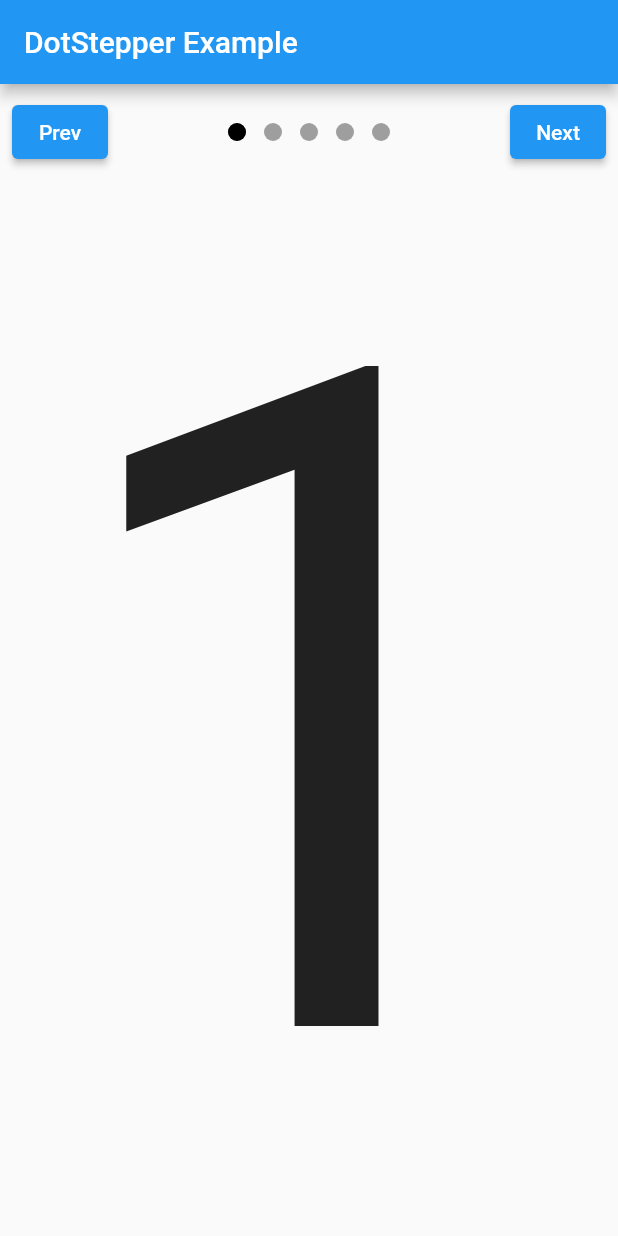
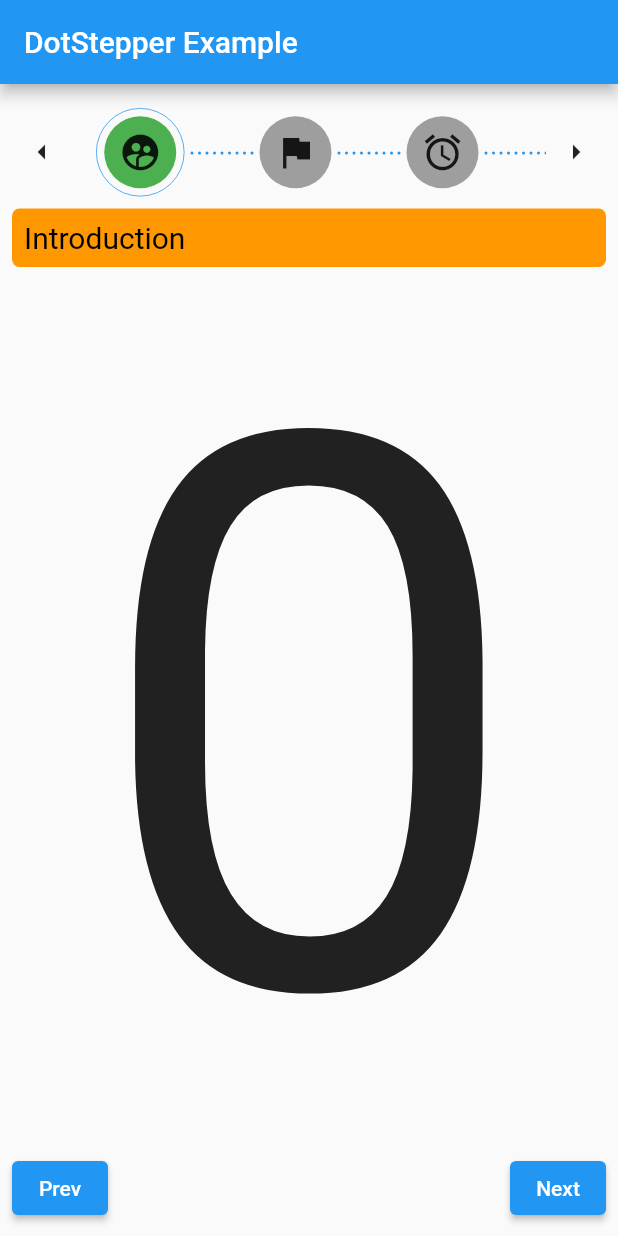
Before and after one commit to imujtaba8488/package_im_stepper, a Flutter app: the screen it shows after launch, on a phone screen of 412 x 824 dp. Run offline on Flutter 3.47's test engine with Material 2 defaults, Android fonts, the phone set to English and light mode, and no system bars.

```diff
--- a/lib/main.dart
+++ b/lib/main.dart
@@ -12,12 +12,11 @@ class IconStepperDemo extends StatefulWidget {
 }
 
 class _IconStepperDemo extends State<IconStepperDemo> {
-  // THE FOLLOWING THREE VARIABLES ARE REQUIRED TO CONTROL THE STEPPER.
-  // Controls the currently active step. Can be set to any valid value i.e., a value that ranges from lowerBound to upperBound. Note: Steps are counted from 1 and NOT from 0.
-  int activeStep = 1; // Initial step set to 5.
+  // THE FOLLOWING TWO VARIABLES ARE REQUIRED TO CONTROL THE STEPPER.
+  // Controls the currently active step. Can be set to any valid value i.e., a value that ranges from 0 to upperBound.
+  int activeStep = 0; // Initial step set to 5.
 
-  // Must be used to control the lower and upper bound of the activeStep variable. Please see next and previous buttons below the build() method!
-  int lowerBound = 0;
+  // Must be used to control the upper bound of the activeStep variable. Please see next button below the build() method!
   int upperBound = 0;
 
   @override
@@ -32,29 +31,39 @@ class _IconStepperDemo extends State<IconStepperDemo> {
           padding: const EdgeInsets.all(8.0),
           child: Column(
             children: [
-              Row(
-                children: [
-                  previousButton(),
-                  Expanded(
-                    child: DotStepper(
-                      dotCount: 5,
-
-                      /// REQUIRED PROPERTIES.
-                      activeStep: activeStep,
-                      lowerBound: (bound) => lowerBound = bound,
-                      upperBound: (bound) => upperBound = bound,
-                    ),
-                  ),
-                  nextButton(),
+              IconStepper(
+                icons: [
+                  Icon(Icons.supervised_user_circle),
+                  Icon(Icons.flag),
+                  Icon(Icons.access_alarm),
+                  Icon(Icons.supervised_user_circle),
+                  Icon(Icons.flag),
+                  Icon(Icons.access_alarm),
+                  Icon(Icons.supervised_user_circle),
                 ],
+                activeStep: activeStep,
+                upperBound: (bound) => upperBound = bound,
+                onStepReached: (index) {
+                  setState(() {
+                    activeStep = index;
+                  });
+                },
               ),
+              header(),
               Expanded(
                 child: FittedBox(
                   child: Center(
                     child: Text('$activeStep'),
                   ),
                 ),
-              )
+              ),
+              Row(
+                mainAxisAlignment: MainAxisAlignment.spaceBetween,
+                children: [
+                  previousButton(),
+                  nextButton(),
+                ],
+              ),
             ],
           ),
         ),
@@ -81,8 +90,8 @@ class _IconStepperDemo extends State<IconStepperDemo> {
   Widget previousButton() {
     return ElevatedButton(
       onPressed: () {
-        // Decrement activeStep, when the previous button is tapped. However, check for lower bound.
-        if (activeStep > lowerBound) {
+        // Decrement activeStep, when the previous button is tapped. However, check for lower bound i.e., must be greater than 0.
+        if (activeStep > 0) {
           setState(() {
             activeStep--;
           });
@@ -91,4 +100,54 @@ class _IconStepperDemo extends State<IconStepperDemo> {
       child: Text('Prev'),
     );
   }
+
+  /// Returns the header wrapping the header text.
+  Widget header() {
+    return Container(
+      decoration: BoxDecoration(
+        color: Colors.orange,
+        borderRadius: BorderRadius.circular(5),
+      ),
+      child: Row(
+        children: [
+          Padding(
+            padding: const EdgeInsets.all(8.0),
+            child: Text(
+              headerText(),
+              style: TextStyle(
+                color: Colors.black,
+                fontSize: 20,
+              ),
+            ),
+          ),
+        ],
+      ),
+    );
+  }
+
+  // Returns the header text.
+  String headerText() {
+    switch (activeStep) {
+      case 1:
+        return 'Preface';
+
+      case 2:
+        return 'Table of Contents';
+
+      case 3:
+        return 'About the Author';
+
+      case 4:
+        return 'Publisher Information';
+
+      case 5:
+        return 'Reviews';
+
+      case 6:
+        return 'Chapters #1';
+
+      default:
+        return 'Introduction';
+    }
+  }
 }
--- a/lib/src/dot_stepper/dot_stepper.dart
+++ b/lib/src/dot_stepper/dot_stepper.dart
@@ -50,7 +50,7 @@ class DotStepper extends StatefulWidget {
   /// Provides the lowerBound value.
   final Bound lowerBound;
 
-  /// Provides the upperBound value.
+  /// Callback, provides the upperBound value.
   final Bound upperBound;
 
   /// The effect to apply to the indicator.
--- a/lib/src/first_stepper/base_stepper.dart
+++ b/lib/src/first_stepper/base_stepper.dart
@@ -7,7 +7,7 @@ import '../custom_paint/dotted_line.dart';
 typedef OnStepReached = void Function(int index);
 
 /// Callback fired to inform the user about the total number of steps available.
-typedef TotalSteps = void Function(int totalSteps);
+typedef Bound = void Function(int bound);
 
 class BaseStepper extends StatefulWidget {
   /// Each child defines a step. Hence, total number of children determines the total number of steps.
@@ -83,7 +83,7 @@ class BaseStepper extends StatefulWidget {
   final activeStep;
 
   /// This callback provides the total numbers of available steps.
-  final TotalSteps totalSteps;
+  final Bound upperBound;
 
   /// Used when the stepper is controlled externally using the `goNext` and `goPrevious` properties. In which case, two variables must be maintained in a StatefulWidget to set the values of `gotNext` and `goPrevious` in a call to `setState()`, and if the stepping is moving foward `gotNext` must be set to true and `goPrevious` must be set to `false`. If moving backward `goPrevious` must be set to `true` and `goNext` must be set to `false`.
   ///
@@ -118,7 +118,7 @@ class BaseStepper extends StatefulWidget {
         this.goPrevious = false,
     this.scrollingDisabled = false,
     this.activeStep = 0,
-    this.totalSteps,
+    this.upperBound,
   })  : this.enableNextPreviousButtons = false,
         this.enableStepTapping = false,
         this.onStepReached = null,
@@ -158,7 +158,7 @@ class BaseStepper extends StatefulWidget {
     this.activeStepBorderWidth = 0.5,
     this.scrollingDisabled = false,
     this.activeStep,
-    this.totalSteps,
+    this.upperBound,
   })  : this.goNext = false,
         this.goPrevious = false {
     _defaultAssertions();
@@ -212,8 +212,6 @@ class _BaseStepperState extends State<BaseStepper> {
     // Verify that the active step falls within a valid range.
     if (widget.activeStep >= 0 && widget.activeStep < widget.children.length) {
       _selectedIndex = widget.activeStep;
-    } else {
-      print('No more steps.');
     }
 
     super.didUpdateWidget(oldWidget);
@@ -242,8 +240,9 @@ class _BaseStepperState extends State<BaseStepper> {
   @override
   Widget build(BuildContext context) {
     // Returns total number of available steps.
-    if (widget.totalSteps != null) {
-      widget.totalSteps(widget.children.length - 1);
+    // Todo: if statement needs to go after implementing Darts' Null Safety or in version 0.1.3
+    if (widget.upperBound != null) {
+      widget.upperBound(widget.children.length - 1);
     }
 
     // Controls scrolling behavior.
--- a/lib/src/first_stepper/icon_stepper.dart
+++ b/lib/src/first_stepper/icon_stepper.dart
@@ -76,8 +76,8 @@ class IconStepper extends StatelessWidget {
   /// The currently active step.
   final int activeStep;
 
-  /// Callback provides the total number of available steps.
-  final Function totalSteps;
+  /// Callback, provides the upper bound value.
+  final Function upperBound;
 
   /// Controls which `BaseStepper` constructor to call.
   final bool _isExternallyControlled;
@@ -116,7 +116,8 @@ class IconStepper extends StatelessWidget {
         this.goPrevious = false,
     this.scrollingDisabled = false,
     this.activeStep = 0,
-    this.totalSteps,
+    @required
+        this.upperBound,
   })  : this.enableNextPreviousButtons = false,
         this.enableStepTapping = false,
         this.previousButtonIcon = null,
@@ -148,7 +149,7 @@ class IconStepper extends StatelessWidget {
     this.steppingEnabled = true,
     this.scrollingDisabled = false,
     this.activeStep = 0,
-    this.totalSteps,
+    this.upperBound,
   })  : this._isExternallyControlled = false,
         this.goNext = false,
         this.goPrevious = false;
@@ -176,7 +177,7 @@ class IconStepper extends StatelessWidget {
             goPrevious: goPrevious,
             scrollingDisabled: scrollingDisabled,
             activeStep: activeStep,
-            totalSteps: totalSteps,
+            upperBound: upperBound,
           )
         : BaseStepper(
             children: _iconsWithSizeOverridden(),
@@ -201,7 +202,7 @@ class IconStepper extends StatelessWidget {
             padding: stepPadding,
             scrollingDisabled: scrollingDisabled,
             activeStep: activeStep,
-            totalSteps: totalSteps,
+            upperBound: upperBound,
           );
   }
 
```
Also changed, not shown: lib/src/first_stepper/image_stepper.dart (+6 -6 lines), lib/src/first_stepper/number_stepper.dart (+6 -6 lines), assets/dot_stepper_example.gif (deleted), 1 other file.
